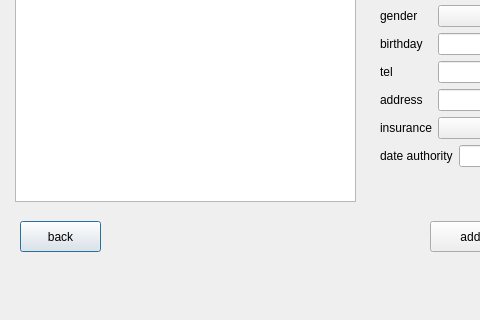
First picture: the form in patientdialog.ui, repository itsMahdi/clinic, before the edit; both pictures show x 0 to 480 and y 149 to 469 of the 703 by 469 pixel window.
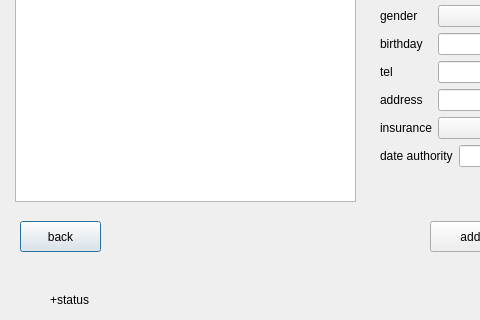
Second picture: the form after the edit.

Commit message: write data base for add patient

The edit to the form file:
```diff
--- a/patientdialog.ui
+++ b/patientdialog.ui
@@ -128,7 +128,7 @@
     </item>
    </layout>
   </widget>
-  <widget class="QWidget" name="">
+  <widget class="QWidget" name="layoutWidget">
    <property name="geometry">
     <rect>
      <x>380</x>
@@ -254,6 +254,19 @@
     </item>
    </layout>
   </widget>
+  <widget class="QLabel" name="label_status">
+   <property name="geometry">
+    <rect>
+     <x>50</x>
+     <y>440</y>
+     <width>54</width>
+     <height>17</height>
+    </rect>
+   </property>
+   <property name="text">
+    <string>+status</string>
+   </property>
+  </widget>
  </widget>
  <resources/>
  <connections/>
```
The commit also changes 2 other files.
